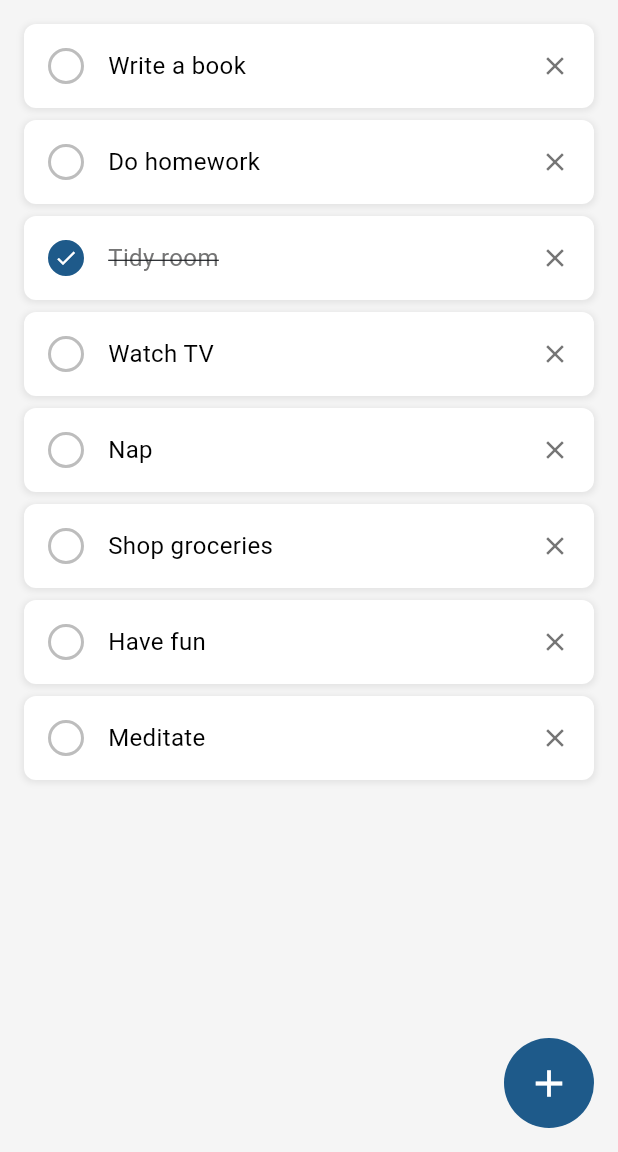
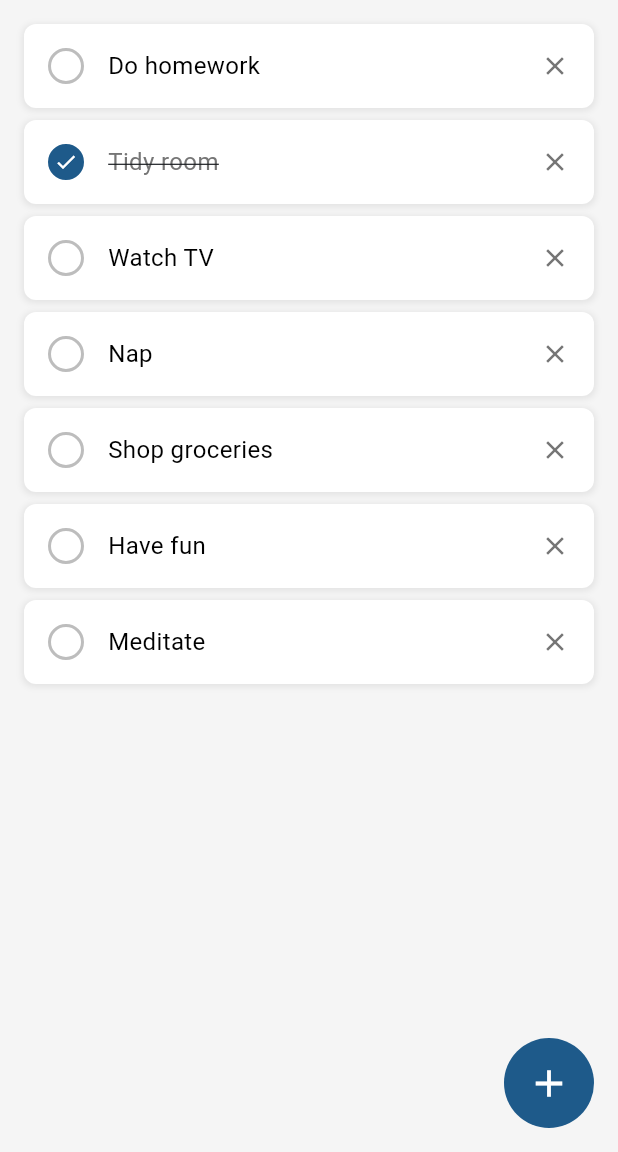
Before and after one commit to gu-tig333-ht25/gusdunlni, a Flutter app: the screen it shows after launch, after a tap on the "close" icon, on a phone screen of 412 x 824 dp, the part 84-1236 px from its top. Run offline on Flutter 3.47's test engine with Material 3 defaults, Android fonts, the phone set to English and light mode, and no system bars.

Commit message:
Add main functionality
Added task handling, sorting of tasks, completing and removing tasks

```diff
--- a/lib/main.dart
+++ b/lib/main.dart
@@ -27,7 +27,6 @@ class TodoListScreen extends StatefulWidget {
 }
 
 class _TodoListScreenState extends State<TodoListScreen> {
-  // Sample todo items
   List<Map<String, dynamic>> todoItems = [
     {'text': 'Write a book', 'isCompleted': false},
     {'text': 'Do homework', 'isCompleted': false},
@@ -38,6 +37,39 @@ class _TodoListScreenState extends State<TodoListScreen> {
     {'text': 'Have fun', 'isCompleted': false},
     {'text': 'Meditate', 'isCompleted': false},
   ];
+
+  String currentFilter = 'all';
+
+  void addTodoItem(String text) {
+    if (text.isNotEmpty) {
+      setState(() {
+        todoItems.add({'text': text, 'isCompleted': false});
+      });
+    }
+  }
+
+  void toggleTodoCompletion(int index) {
+    setState(() {
+      todoItems[index]['isCompleted'] = !todoItems[index]['isCompleted'];
+    });
+  }
+
+  void deleteTodoItem(int index) {
+    setState(() {
+      todoItems.removeAt(index);
+    });
+  }
+
+  List<Map<String, dynamic>> getFilteredTodos() {
+    switch (currentFilter) {
+      case 'done':
+        return todoItems.where((item) => item['isCompleted'] == true).toList();
+      case 'undone':
+        return todoItems.where((item) => item['isCompleted'] == false).toList();
+      default:
+        return todoItems;
+    }
+  }
 
   @override
   Widget build(BuildContext context) {
@@ -57,12 +89,14 @@ class _TodoListScreenState extends State<TodoListScreen> {
           PopupMenuButton<String>(
             icon: Icon(Icons.more_vert, color: Colors.white),
             onSelected: (String value) {
-              print('Selected: $value');
+              setState(() {
+                currentFilter = value;
+              });
             },
             itemBuilder: (BuildContext context) => [
-              PopupMenuItem(value: 'All', child: Text('all')),
-              PopupMenuItem(value: 'Done', child: Text('done')),
-              PopupMenuItem(value: 'Undone', child: Text('undone')),
+              PopupMenuItem(value: 'all', child: Text('All')),
+              PopupMenuItem(value: 'done', child: Text('Done')),
+              PopupMenuItem(value: 'undone', child: Text('Undone')),
             ],
           ),
         ],
@@ -71,8 +105,10 @@ class _TodoListScreenState extends State<TodoListScreen> {
         color: Colors.grey[100],
         child: ListView.builder(
           padding: EdgeInsets.all(16),
-          itemCount: todoItems.length,
+          itemCount: getFilteredTodos().length,
           itemBuilder: (context, index) {
+            List<Map<String, dynamic>> filteredTodos = getFilteredTodos();
+            int originalIndex = todoItems.indexOf(filteredTodos[index]);
             return Container(
               margin: EdgeInsets.only(bottom: 8),
               padding: EdgeInsets.all(16),
@@ -91,22 +127,24 @@ class _TodoListScreenState extends State<TodoListScreen> {
               child: Row(
                 children: [
                   // Checkbox
-                  Container(
+                  GestureDetector(
+                    onTap: () => toggleTodoCompletion(originalIndex),
+                    child: Container(
                       width: 24,
                       height: 24,
                       decoration: BoxDecoration(
                         border: Border.all(
-                        color: todoItems[index]['isCompleted']
+                          color: filteredTodos[index]['isCompleted']
                               ? Color(0xFF1E5A8A)
                               : Colors.grey[400]!,
                           width: 2
                         ),
                         shape: BoxShape.circle,
-                      color: todoItems[index]['isCompleted']
+                        color: filteredTodos[index]['isCompleted']
                             ? Color(0xFF1E5A8A)
                             : Colors.transparent,
                       ),
-                    child: todoItems[index]['isCompleted']
+                      child: filteredTodos[index]['isCompleted']
                           ? Icon(
                               Icons.check,
                               size: 16,
@@ -114,17 +152,18 @@ class _TodoListScreenState extends State<TodoListScreen> {
                             )
                           : null,
                     ),
+                  ),
                   SizedBox(width: 16),
                   // Task text
                   Expanded(
                     child: Text(
-                      todoItems[index]['text'],
+                      filteredTodos[index]['text'],
                       style: TextStyle(
                         fontSize: 16,
-                        decoration: todoItems[index]['isCompleted']
+                        decoration: filteredTodos[index]['isCompleted']
                             ? TextDecoration.lineThrough
                             : TextDecoration.none,
-                        color: todoItems[index]['isCompleted']
+                        color: filteredTodos[index]['isCompleted']
                             ? Colors.grey[600]
                             : Colors.black,
                       ),
@@ -132,9 +171,7 @@ class _TodoListScreenState extends State<TodoListScreen> {
                   ),
                   // Delete button
                   GestureDetector(
-                    onTap: () {
-                      print('Delete item: ${todoItems[index]['text']}');
-                    },
+                    onTap: () => deleteTodoItem(originalIndex),
                     child: Icon(
                       Icons.close,
                       color: Colors.grey[600],
@@ -158,7 +195,9 @@ class _TodoListScreenState extends State<TodoListScreen> {
           onPressed: () {
             Navigator.push(
               context,
-              MaterialPageRoute(builder: (context) => AddTaskScreen()),
+              MaterialPageRoute(
+                builder: (context) => AddTaskScreen(onAddTask: addTodoItem),
+              ),
             );
           },
           backgroundColor: Colors.transparent,
@@ -175,6 +214,10 @@ class _TodoListScreenState extends State<TodoListScreen> {
 }
 
 class AddTaskScreen extends StatefulWidget {
+  final Function(String) onAddTask;
+
+  const AddTaskScreen({super.key, required this.onAddTask});
+
   @override
   State<AddTaskScreen> createState() => _AddTaskScreenState();
 }
@@ -229,8 +272,20 @@ class _AddTaskScreenState extends State<AddTaskScreen> {
             SizedBox(height: 20),
             ElevatedButton(
               onPressed: () {
-                print('Add task: ${_textController.text}');
-                Navigator.pop(context);
+                String taskText = _textController.text.trim();
+                if (taskText.isNotEmpty) {
+                  widget.onAddTask(taskText);
+                  _textController.clear();
+
+                  // Show a task added confirmation
+                  ScaffoldMessenger.of(context).showSnackBar(
+                    SnackBar(
+                      content: Text('Task added successfully!'),
+                      duration: Duration(seconds: 1),
+                      backgroundColor: Color(0xFF1E5A8A),
+                    ),
+                  );
+                }
               },
               style: ElevatedButton.styleFrom(
                 backgroundColor: Color(0xFF1E5A8A),
```
Lines whose indentation alone changed are shown as unchanged.
